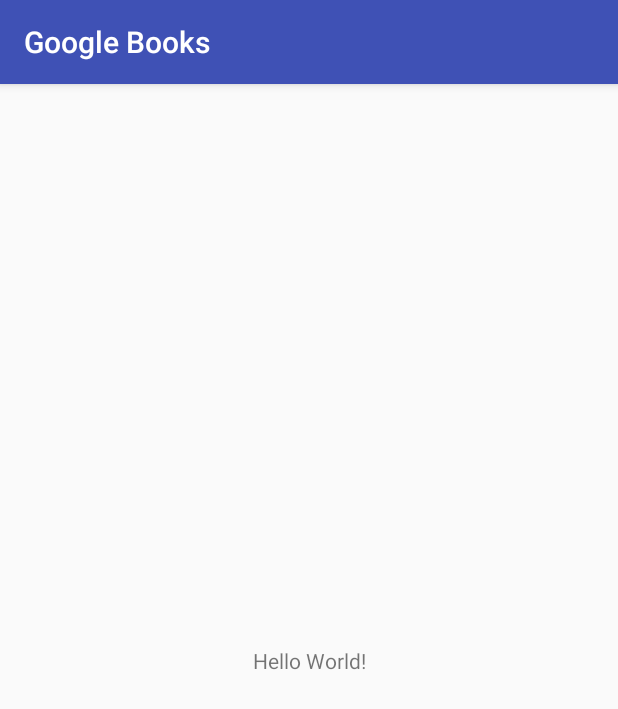
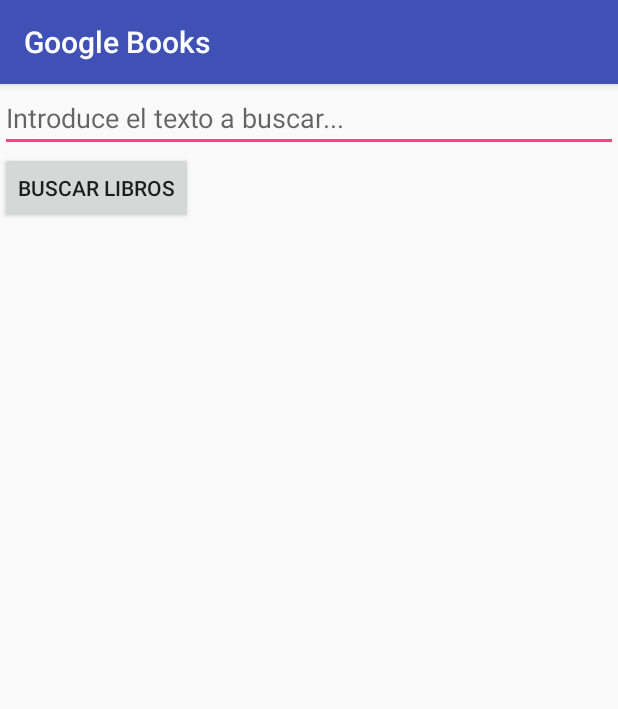
Before and after one commit to Fran250581/GoogleBooks, an Android app: the screen it shows after launch (MainActivity), on a phone screen of 412 x 824 dp. Shown: the top 709 px of the screen. Run offline under Robolectric (Android 15) with nearby library versions, the phone set to English and light mode, and no system bars.

Commit message:
Commit 2

```diff
--- a/app/src/main/AndroidManifest.xml
+++ b/app/src/main/AndroidManifest.xml
@@ -1,6 +1,8 @@
 <?xml version="1.0" encoding="utf-8"?>
 <manifest xmlns:android="http://schemas.android.com/apk/res/android"
     package="com.example.fran.googlebooks">
+
+    <uses-permission android:name="android.permission.INTERNET"/>
 
     <application
         android:allowBackup="true"
--- a/app/src/main/res/layout/activity_main.xml
+++ b/app/src/main/res/layout/activity_main.xml
@@ -1,18 +1,22 @@
 <?xml version="1.0" encoding="utf-8"?>
-<android.support.constraint.ConstraintLayout xmlns:android="http://schemas.android.com/apk/res/android"
-    xmlns:app="http://schemas.android.com/apk/res-auto"
-    xmlns:tools="http://schemas.android.com/tools"
-    android:layout_width="match_parent"
-    android:layout_height="match_parent"
-    tools:context="com.example.fran.googlebooks.MainActivity">
+<LinearLayout
+    xmlns:android="http://schemas.android.com/apk/res/android"
+    android:orientation="vertical"
+    android:layout_width="fill_parent"
+    android:layout_height="fill_parent">
+    <EditText android:id="@+id/EditText01"
+        android:layout_height="wrap_content"
+        android:layout_width="fill_parent"
+        android:text=""
+        android:hint="Introduce el texto a buscar..."/>
 
-    <TextView
+    <Button android:id="@+id/Button01"
+        android:layout_height="wrap_content"
         android:layout_width="wrap_content"
-        android:layout_height="wrap_content"
-        android:text="Hello World!"
-        app:layout_constraintBottom_toBottomOf="parent"
-        app:layout_constraintLeft_toLeftOf="parent"
-        app:layout_constraintRight_toRightOf="parent"
-        app:layout_constraintTop_toTopOf="parent" />
-
-</android.support.constraint.ConstraintLayout>
+        android:onClick="buscar"
+        android:text="BUSCAR LIBROS"/>
+    <TextView android:id="@+id/TextView01"
+        android:layout_height="fill_parent"
+        android:layout_width="fill_parent"
+        android:textSize="8pt"/>
+</LinearLayout>
```
Also changed, not shown: app/src/main/java/com/example/fran/googlebooks/MainActivity.kt (+70 -0 lines), app/src/main/java/com/example/fran/googlebooks/ManejadorXML.kt (added, +34 -0 lines).
